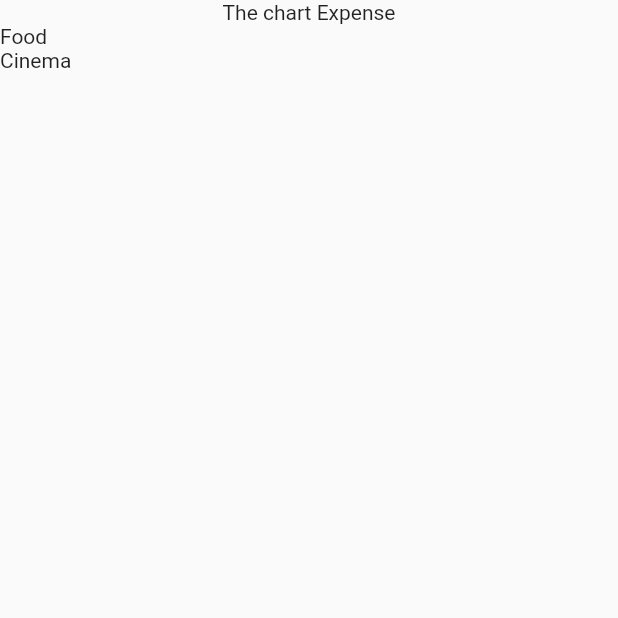
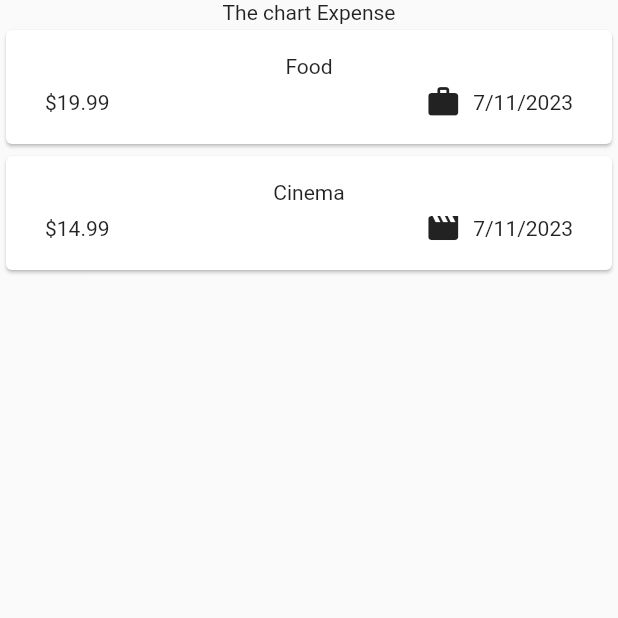
Before and after one commit to ajaypoly/Expenses-app, a Flutter app: the screen it shows after launch, on a phone screen of 412 x 824 dp, the top half of it. Run offline on Flutter 3.47's test engine with Material 2 defaults, Android fonts, the phone set to English and light mode, and no system bars.

Commit message:
added  card view

```diff
--- a/lib/expenses.dart
+++ b/lib/expenses.dart
@@ -1,4 +1,4 @@
-import 'package:expense_app/widgets/expenses_list.dart';
+import 'package:expense_app/widgets/expense_list/expenses_list.dart';
 import 'package:expense_app/models/expense.dart';
 import 'package:flutter/material.dart';
 
--- a/lib/models/expense.dart
+++ b/lib/models/expense.dart
@@ -1,8 +1,18 @@
+import 'package:flutter/material.dart';
+import 'package:intl/intl.dart';
 import 'package:uuid/uuid.dart';
 
 const uuid = Uuid();
+final formtter = DateFormat.yMd();
 
 enum Category { food, travel, leisure, work }
+
+const CategoryIcons = {
+  Category.food: Icons.lunch_dining,
+  Category.travel: Icons.flight_takeoff,
+  Category.leisure: Icons.movie,
+  Category.work: Icons.work,
+};
 
 class Expense {
   Expense({
@@ -17,4 +27,8 @@ class Expense {
   final double amount;
   final DateTime date;
   final Category category;
+
+   get formattedDate{
+    return formtter.format(date);
+  }
 }
--- /dev/null
+++ b/lib/widgets/expense_list/expense_item.dart
@@ -0,0 +1,43 @@
+import 'package:expense_app/models/expense.dart';
+import 'package:flutter/material.dart';
+
+class ExpenseItem extends StatelessWidget {
+  const ExpenseItem({super.key, required this.expense});
+
+  final Expense expense;
+
+  @override
+  Widget build(BuildContext context) {
+    return Card(
+      child: Padding(
+        padding: const EdgeInsets.symmetric(
+          horizontal: 26,
+          vertical: 16,
+        ),
+        child: Column(
+          children: [
+            Text(expense.title),
+            const SizedBox(
+              height: 4,
+            ),
+            Row(
+              children: [
+                Text('\$${expense.amount.toStringAsFixed(2)}'),
+                const Spacer(),
+                Row(
+                  children: [
+                    Icon(CategoryIcons[expense.category]),
+                    const SizedBox(
+                      width: 8,
+                    ),
+                    Text(expense.formattedDate),
+                  ],
+                )
+              ],
+            ),
+          ],
+        ),
+      ),
+    );
+  }
+}
--- a/lib/widgets/expenses_list.dart
+++ b/lib/widgets/expense_list/expenses_list.dart
@@ -1,20 +1,21 @@
 import 'package:expense_app/models/expense.dart';
 import 'package:flutter/material.dart';
 
+import 'expense_item.dart';
+
 class ExpensesList extends StatelessWidget {
   const ExpensesList({
-    super.key,
+    Key? key,
     required this.expenses,
-  });
+  }) : super(key: key);
 
   final List<Expense> expenses;
+
   @override
   Widget build(BuildContext context) {
     return ListView.builder(
       itemCount: expenses.length,
-      itemBuilder: (context, index) => Text(
-        expenses[index].title,
-      ),
+      itemBuilder: (context, index) => ExpenseItem(expense: expenses[index]),
     );
   }
 }
--- a/pubspec.yaml
+++ b/pubspec.yaml
@@ -36,6 +36,7 @@ dependencies:
   # Use with the CupertinoIcons class for iOS style icons.
   cupertino_icons: ^1.0.2
   uuid: ^3.0.7
+  intl: ^0.18.1
 
 dev_dependencies:
   flutter_test:
```
Also changed, not shown: lib/widgets/expense_item.dart (deleted), pubspec.lock.
